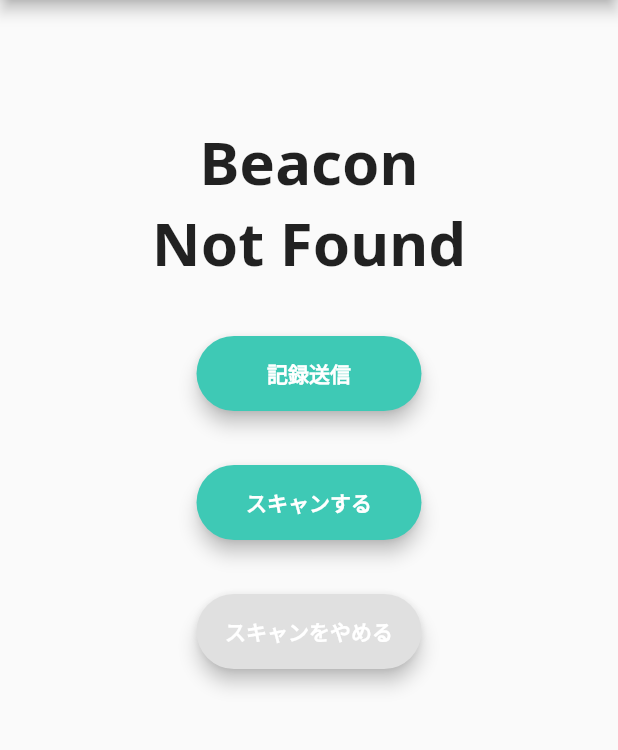
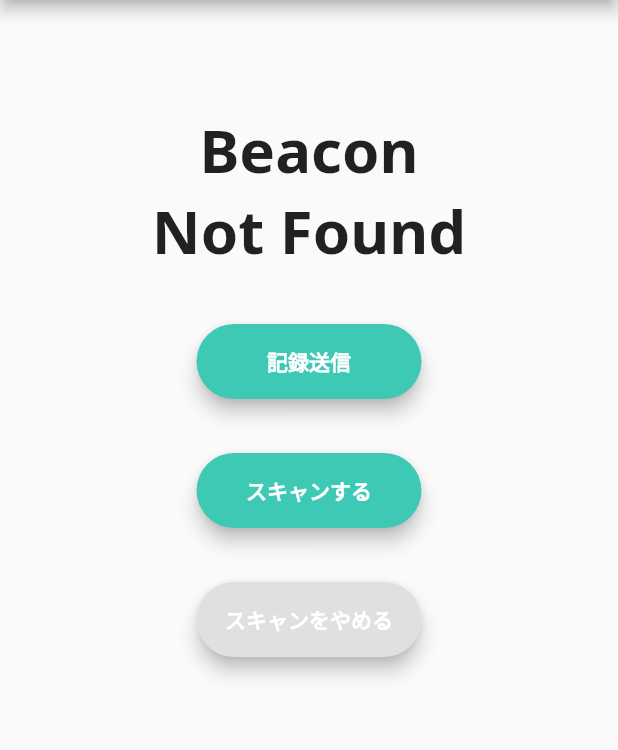
Before and after one commit to sssht03/iQLabLog, a Flutter app: the BeaconView screen opened by its route, on a phone screen of 412 x 824 dp, the part 84-834 px from its top. Run offline on Flutter 3.47's test engine with Material 2 defaults, Android fonts, the phone set to English and light mode, and no system bars; our stand-ins replace flushbar, flutter_local_notifications, flutter_spinkit, get_it, google_fonts, shared_preferences and 2 more; missing offline and left inert: flutter_beacon, location_permissions; accounts and stored records are empty.

```diff
--- a/lib/service/dialog.dart
+++ b/lib/service/dialog.dart
@@ -27,7 +27,7 @@ class DialogService {
             FlatButton(
               child: Text(
                 "OK",
-                style: TextStyle(color: Colors.grey),
+                style: TextStyle(color: Colors.blueAccent),
               ),
               onPressed: okAction,
             ),
--- a/lib/ui/beacon/beacon_view.dart
+++ b/lib/ui/beacon/beacon_view.dart
@@ -102,7 +102,7 @@ class _BeaconScreen extends ViewModelWidget<BeaconViewModel> {
                   child: Column(
                     // mainAxisAlignment: MainAxisAlignment.center,
                     children: [
-                      SizedBox(height: 56.0),
+                      SizedBox(height: 48.0),
                       _RecordButton(),
                       SizedBox(height: 36.0),
                       _ScanButton(),
--- a/lib/ui/beacon/beacon_viewmodel.dart
+++ b/lib/ui/beacon/beacon_viewmodel.dart
@@ -217,6 +217,9 @@ class BeaconViewModel extends BaseViewModel
           name: '$name', room: '$room', timestamp: DateTime.now().toString());
       await _sheet.submitDataToSheet(_logdata, print);
     }
+    // final _logdata = LogData(
+    //     name: '$name', room: '202', timestamp: DateTime.now().toString());
+    // await _sheet.submitDataToSheet(_logdata, print);
     _sending = false;
     notifyListeners();
   }
```
Also changed, not shown: lib/service/sheet.dart (+10 -3 lines).
